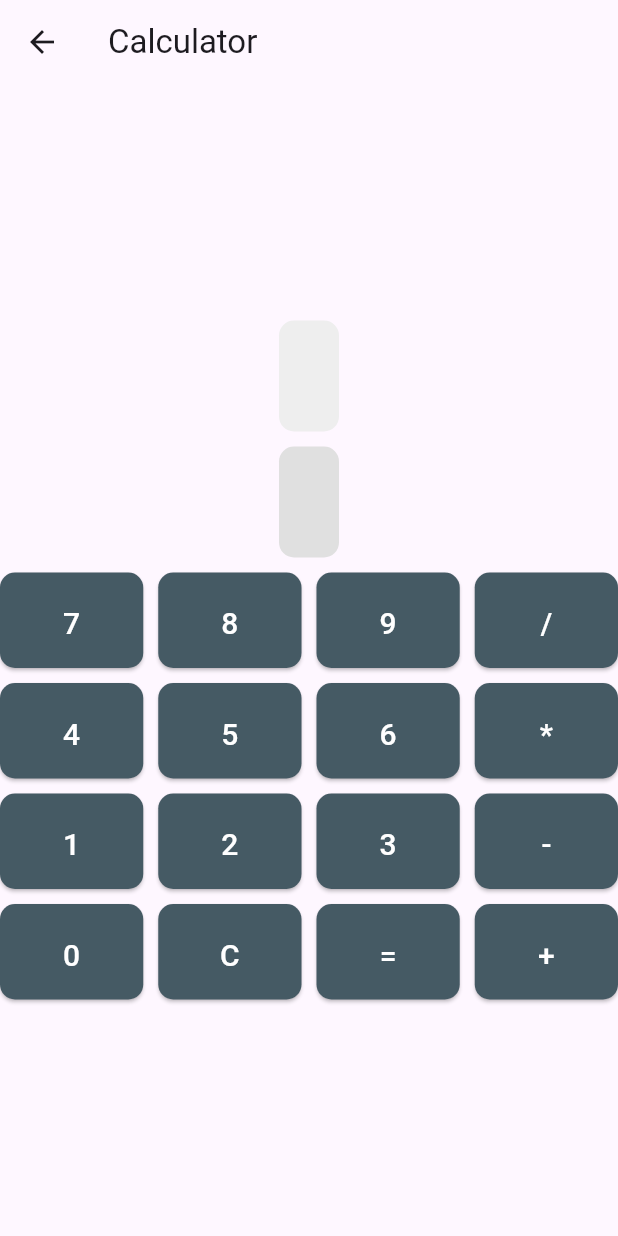
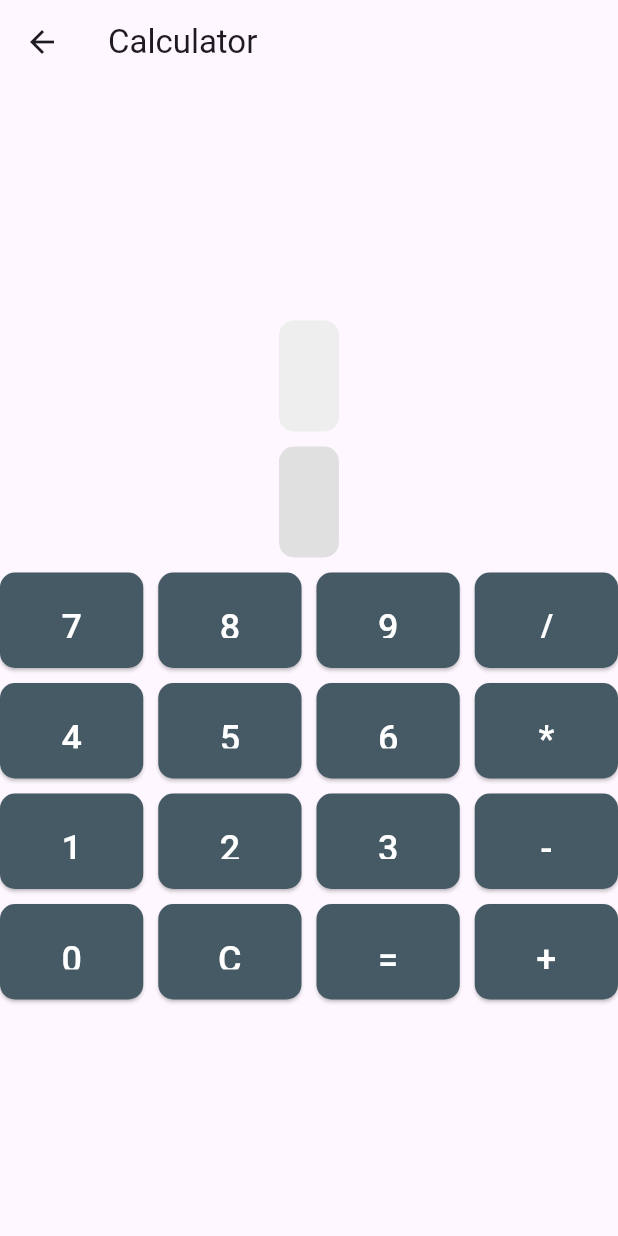
Before and after one commit to Saumya-Maurya/MDEV1005-Assignment-3-Flutter, a Flutter app: the screen it shows after launch, after a tap on "Calculator", on a phone screen of 412 x 824 dp. Run offline on Flutter 3.47's test engine with Material 3 defaults, Android fonts, the phone set to English and light mode, and no system bars; our stand-ins replace math_expressions; network calls fail.

Commit message:
Final Commit for the APP

```diff
--- a/lib/CalculatorPage.dart
+++ b/lib/CalculatorPage.dart
@@ -9,24 +9,33 @@
 }
 
 class _CalculatorPageState extends State<CalculatorPage> {
+  // Font size constant for consistency
+  static const double _fontSize = 24.0;
+
+  // Variables to store the input expression and calculation result
   String _expression = '';
   String _result = '';
 
+  // Function to handle button presses
   void _onButtonPressed(String buttonText) {
     setState(() {
       if (buttonText == 'C') {
+        // Clear the expression and result on 'C' button press
         _expression = '';
         _result = '';
       } else if (buttonText == '=') {
+        // Evaluate the expression and update the result on '=' button press
         try {
           Parser p = Parser();
           Expression exp = p.parse(_expression);
           MyContextModel cm = MyContextModel();
           _result = exp.evaluate(EvaluationType.REAL, cm).toString();
         } catch (e) {
+          // Handle evaluation errors
           _result = 'Error';
         }
       } else {
+        // Concatenate the button text to the expression
         _expression += buttonText;
       }
     });
@@ -35,11 +44,20 @@
   @override
   Widget build(BuildContext context) {
     return Scaffold(
-      appBar: AppBar(title: const Text('Calculator')),
+      appBar: AppBar(
+        title: Text('Calculator'),
+        leading: IconButton(
+          icon: Icon(Icons.arrow_back),
+          onPressed: () {
+            // Navigate back when the back arrow is pressed
+            Navigator.pop(context);
+          },
+        ),
+      ),
       body: Column(
         mainAxisAlignment: MainAxisAlignment.center,
         children: [
-          // Display
+          // Display for expression
           Container(
             padding: const EdgeInsets.all(20),
             decoration: BoxDecoration(
@@ -48,11 +66,11 @@
             ),
             child: Text(
               _expression,
-              style: const TextStyle(fontSize: 24),
+              style: TextStyle(fontSize: _fontSize),
             ),
           ),
 
-          // Result
+          // Result display
           Container(
             margin: const EdgeInsets.symmetric(vertical: 10),
             padding: const EdgeInsets.all(20),
@@ -62,7 +80,7 @@
             ),
             child: Text(
               _result,
-              style: const TextStyle(fontSize: 24),
+              style: TextStyle(fontSize: _fontSize),
             ),
           ),
 
@@ -85,6 +103,7 @@
     );
   }
 
+  // Function to build calculator buttons
   Widget _buildButton(String buttonText) {
     return ElevatedButton(
       onPressed: () => _onButtonPressed(buttonText),
@@ -97,11 +116,12 @@
       ),
       child: Text(
         buttonText,
-        style: const TextStyle(fontSize: 20, color: Colors.white),
+        style: TextStyle(fontSize: _fontSize, color: Colors.white),
       ),
     );
   }
 
+  // List of calculator buttons
   List<String> buttons = [
     '7', '8', '9', '/',
     '4', '5', '6', '*',
@@ -110,6 +130,7 @@
   ];
 }
 
+// Custom context model for math expressions
 class MyContextModel extends ContextModel {
   @override
   double get value => 0.0;
--- a/lib/HomePage.dart
+++ b/lib/HomePage.dart
@@ -1,4 +1,3 @@
-// HomePage.dart
 import 'package:flutter/material.dart';
 import 'CalculatorPage.dart';
 import 'ApiPage.dart';
@@ -10,28 +9,37 @@
   Widget build(BuildContext context) {
     return Scaffold(
       appBar: AppBar(
-        title: Text('Home'),
-        leading: Container(), // Empty container to hide the back button on the home page
+        title: Text(
+          'Home',
+          style: TextStyle(fontSize: 24),
+        ),
+        automaticallyImplyLeading: false, // Hide the back button on the home page
       ),
       body: Center(
         child: Column(
           mainAxisAlignment: MainAxisAlignment.center,
           children: [
-            // Welcome Message
-            Text('Hello! Welcome to Our App!'),
-
-
-            // Image for Aesthetics
-            SizedBox(height: 20),
-            Image.asset(
-              'assets/luffy.png',
-              height: 150,
-              width: 150,
-              fit: BoxFit.cover,
+            // Welcome message
+            Text(
+              'Hello! Welcome to Our App!',
+              style: TextStyle(fontSize: 20),
             ),
 
+            SizedBox(height: 20), // Spacer
+
+            // Image for aesthetics
+            Container(
+              height: 250,
+              width: 250,
+              child: Image.asset(
+                'assets/luffy.png',
+                fit: BoxFit.cover,
+              ),
+            ),
+
+            SizedBox(height: 20), // Spacer
+
             // Buttons to navigate to other pages
-            SizedBox(height: 20),
             _buildNavigationButton(context, 'Calculator', CalculatorPage()),
             SizedBox(height: 10),
             _buildNavigationButton(context, 'Wallpapers', ApiPage()),
@@ -45,6 +53,7 @@
     );
   }
 
+  // Helper method to build navigation buttons
   Widget _buildNavigationButton(BuildContext context, String buttonText, Widget page) {
     return ElevatedButton(
       onPressed: () {
@@ -53,7 +62,14 @@
           MaterialPageRoute(builder: (context) => page),
         );
       },
-      child: Text(buttonText),
+      style: ElevatedButton.styleFrom(
+        minimumSize: Size(200, 50), // Set the minimum size of the button
+        padding: EdgeInsets.all(20), // Set padding for the button
+      ),
+      child: Text(
+        buttonText,
+        style: TextStyle(fontSize: 18), // Adjust the fontSize for the button text
+      ),
     );
   }
 }
--- a/lib/NotesPage.dart
+++ b/lib/NotesPage.dart
@@ -24,7 +24,7 @@
         onPressed: _showNoteDialog,
         tooltip: 'Add Note', // Change tooltip to "Add Note"
         backgroundColor: Colors.teal,
-        child: const Icon(Icons.add),
+        child: const Icon(Icons.add), // Change this line to use the plus icon
       ),
     );
   }
--- a/lib/main.dart
+++ b/lib/main.dart
@@ -6,9 +6,12 @@
 import 'NotesPage.dart';
 import 'TicTacToePage.dart';
 
-void main() => runApp(MyApp());
+void main() => runApp(const MyApp());
 
+// Main application widget
 class MyApp extends StatelessWidget {
+  const MyApp({Key? key}) : super(key: key);
+
   @override
   Widget build(BuildContext context) {
     return MaterialApp(
@@ -16,10 +19,19 @@
       title: 'Assignment-3-Flutter',
       initialRoute: '/',
       routes: {
+        // Home page route
         '/': (context) => HomePage(),
+
+        // Calculator page route
         '/calculator': (context) => CalculatorPage(),
+
+        // API page route
         '/api': (context) => ApiPage(),
+
+        // Notes page route
         '/notes': (context) => NotesPage(),
+
+        // TicTacToe page route
         '/TicTacToe': (context) => TicTacToePage(),
       },
     );
--- a/pubspec.yaml
+++ b/pubspec.yaml
@@ -21,4 +21,4 @@
 
 flutter:
   assets:
-    - assets/luffy.png  # Assuming 'luffy.png' is the image file name
+    - assets/luffy.png
```
Also changed, not shown: lib/ApiPage.dart (+28 -14 lines), lib/TicTacToePage.dart (+19 -4 lines), assests/luffy.png (renamed from assets/luffy.png).
